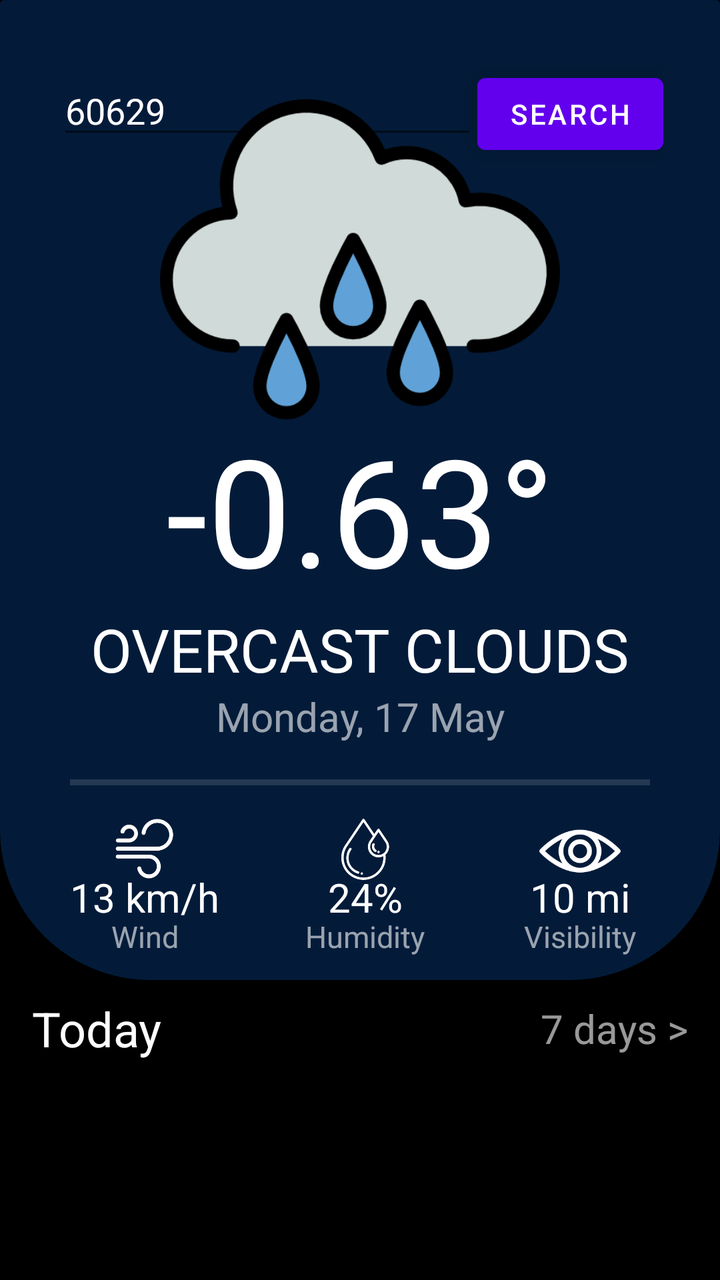
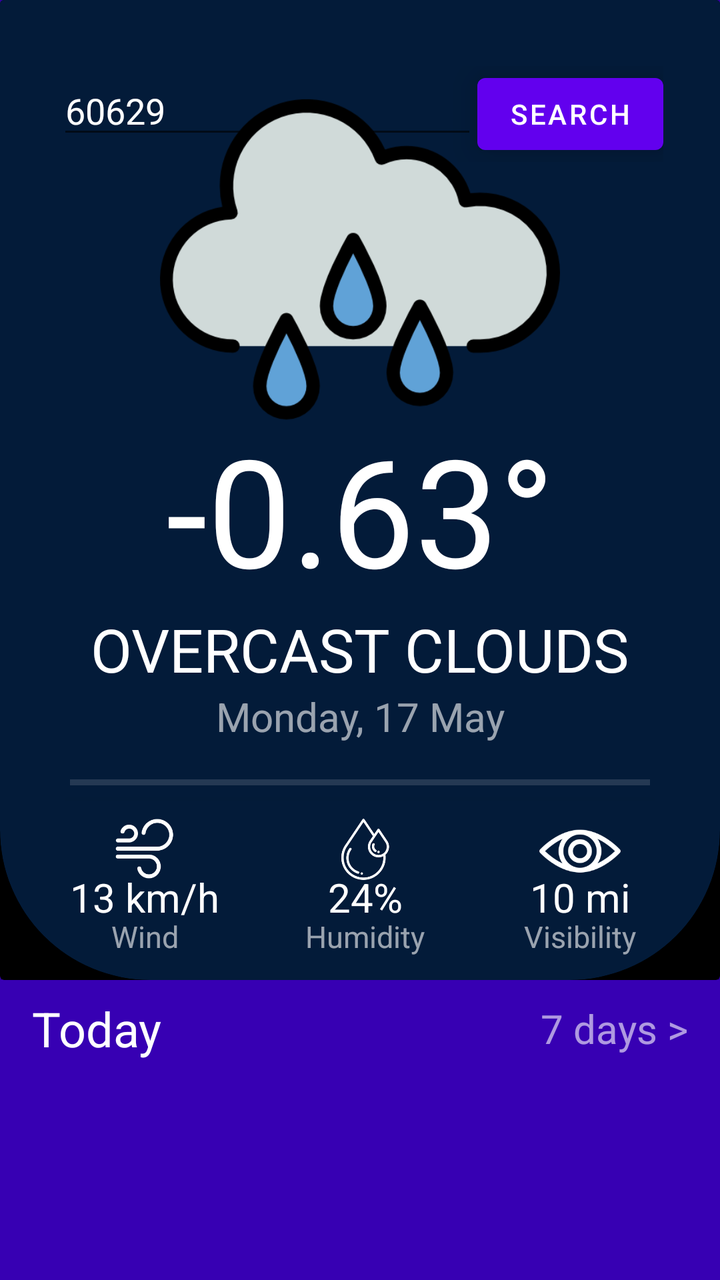

Compare the two renders of this Android layout. The source of the first and the diff that turns it into the second are given below.
<!-- AndroidManifest.xml: application theme Theme.WeatherApp -->
<!-- res/layout/activity_main.xml -->
<?xml version="1.0" encoding="utf-8"?>
<androidx.constraintlayout.widget.ConstraintLayout xmlns:android="http://schemas.android.com/apk/res/android"
    xmlns:app="http://schemas.android.com/apk/res-auto"
    xmlns:tools="http://schemas.android.com/tools"
    android:layout_width="match_parent"
    android:layout_height="match_parent"
    android:background="@color/black"
    tools:context=".MainActivity">


    <androidx.constraintlayout.widget.ConstraintLayout
        android:id="@+id/constraintLayout4"
        android:layout_width="match_parent"
        android:layout_height="match_parent"
        android:layout_marginBottom="150dp"
        android:background="@drawable/rounded_corner"
        app:layout_constraintBottom_toBottomOf="parent"
        app:layout_constraintEnd_toEndOf="parent"
        app:layout_constraintStart_toStartOf="parent"
        app:layout_constraintTop_toTopOf="parent">

        <LinearLayout
            android:id="@+id/linearLayout"
            android:layout_width="wrap_content"
            android:layout_height="wrap_content"
            android:orientation="horizontal"
            android:translationZ="10dp"
            app:layout_constraintBottom_toBottomOf="parent"
            app:layout_constraintEnd_toEndOf="parent"
            app:layout_constraintStart_toStartOf="parent"
            app:layout_constraintTop_toTopOf="parent"
            app:layout_constraintVertical_bias="0.075">

            <EditText
                android:id="@+id/editText_ZipCode"
                android:layout_width="wrap_content"
                android:layout_height="wrap_content"
                android:ems="10"
                android:inputType="numberDecimal"
                android:text="60629"
                android:textColor="@color/font"
                android:translationZ="10dp" />

            <Button
                android:id="@+id/button_search"
                android:layout_width="wrap_content"
                android:layout_height="wrap_content"
                android:text="Search"
                android:translationZ="10dp" />


        </LinearLayout>


        <TextView
            android:id="@+id/textView_cityName"
            android:layout_width="wrap_content"
            android:layout_height="wrap_content"
            android:layout_marginBottom="-10dp"
            android:singleLine="true"
            android:text="New York"
            android:textAlignment="center"
            android:textColor="@color/font"
            android:textSize="30sp"
            android:translationZ="10dp"
            app:layout_constraintBottom_toTopOf="@+id/imageView_weatherIcon"
            app:layout_constraintEnd_toEndOf="parent"
            app:layout_constraintStart_toStartOf="parent"
            app:layout_constraintTop_toBottomOf="@+id/linearLayout"
            app:layout_constraintVertical_bias="1.0" />

        <ImageView
            android:id="@+id/imageView_weatherIcon"
            android:layout_width="200dp"
            android:layout_height="200dp"
            android:layout_marginBottom="-25dp"
            android:contentDescription="TODO"
            android:src="@drawable/icon_rain"
            android:translationZ="10dp"
            app:layout_constraintBottom_toTopOf="@+id/textView_currentTemp"
            app:layout_constraintEnd_toEndOf="parent"
            app:layout_constraintStart_toStartOf="parent"
            app:layout_constraintTop_toTopOf="parent"
            app:layout_constraintVertical_bias="1.0"
            tools:ignore="MissingConstraints" />


        <TextView
            android:id="@+id/textView_currentTemp"
            android:layout_width="wrap_content"
            android:layout_height="wrap_content"
            android:text="-0.63°"
            android:textColor="@color/white"
            android:textSize="75sp"
            android:translationZ="10dp"
            app:layout_constraintBottom_toTopOf="@+id/textView_weatherDescription"
            app:layout_constraintEnd_toEndOf="parent"
            app:layout_constraintStart_toStartOf="parent"
            app:layout_constraintTop_toTopOf="parent"
            app:layout_constraintVertical_bias="1.0" />

        <TextView
            android:id="@+id/textView_weatherDescription"
            android:layout_width="wrap_content"
            android:layout_height="wrap_content"
            android:text="overcast clouds"
            android:textAllCaps="true"
            android:textColor="@color/white"
            android:textSize="30sp"
            android:translationZ="10dp"
            app:layout_constraintBottom_toTopOf="@+id/textView_currentDate"
            app:layout_constraintEnd_toEndOf="parent"
            app:layout_constraintStart_toStartOf="parent" />

        <TextView
            android:id="@+id/textView_currentDate"
            android:layout_width="wrap_content"
            android:layout_height="wrap_content"
            android:text="Monday, 17 May"
            android:textColor="@color/font_alt"
            android:textSize="20sp"
            android:translationZ="10dp"
            app:layout_constraintBottom_toTopOf="@+id/view"
            app:layout_constraintEnd_toEndOf="parent"
            app:layout_constraintStart_toStartOf="parent"
            app:layout_constraintTop_toTopOf="parent"
            app:layout_constraintVertical_bias="0.95" />

        <View
            android:id="@+id/view"
            android:layout_width="match_parent"
            android:layout_height="3dp"
            android:layout_marginHorizontal="35dp"
            android:background="#22ffffff"
            android:translationZ="10dp"
            app:layout_constraintBottom_toBottomOf="parent"
            app:layout_constraintEnd_toEndOf="@+id/cardView"
            app:layout_constraintStart_toStartOf="parent"
            app:layout_constraintTop_toTopOf="parent"
            app:layout_constraintVertical_bias="0.8" />

        <androidx.constraintlayout.widget.ConstraintLayout
            android:id="@+id/constraintLayout"
            android:layout_width="0dp"
            android:layout_height="0dp"
            android:translationZ="10dp"
            app:layout_constraintBottom_toBottomOf="parent"
            app:layout_constraintEnd_toEndOf="@+id/view"
            app:layout_constraintHorizontal_bias="1.0"
            app:layout_constraintStart_toStartOf="@+id/view"
            app:layout_constraintTop_toBottomOf="@+id/view">

            <androidx.constraintlayout.widget.ConstraintLayout
                android:id="@+id/constraintLayout3"
                android:layout_width="wrap_content"
                android:layout_height="0dp"
                android:orientation="vertical"
                app:layout_constraintBottom_toBottomOf="parent"
                app:layout_constraintEnd_toEndOf="parent"
                app:layout_constraintHorizontal_bias="0.0"
                app:layout_constraintStart_toStartOf="parent"
                app:layout_constraintTop_toTopOf="parent">

                <ImageView
                    android:id="@+id/imageView_currentWind"
                    android:layout_width="60dp"
                    android:layout_height="60dp"
                    android:layout_gravity="center_horizontal"
                    android:layout_marginTop="-5dp"
                    android:contentDescription="TODO"
                    android:scaleType="fitXY"
                    android:src="@mipmap/icon_wind_foreground"
                    app:layout_constraintBottom_toBottomOf="parent"
                    app:layout_constraintEnd_toEndOf="parent"
                    app:layout_constraintStart_toStartOf="parent"
                    app:layout_constraintTop_toTopOf="parent"
                    app:layout_constraintVertical_bias="0.15" />

                <TextView
                    android:id="@+id/textView_currentWindSpeed_1"
                    android:layout_width="wrap_content"
                    android:layout_height="wrap_content"
                    android:layout_gravity="center_horizontal"
                    android:text="13 km/h"
                    android:textColor="@color/white"
                    android:textSize="20sp"
                    android:translationZ="20dp"
                    app:layout_constraintBottom_toBottomOf="parent"
                    app:layout_constraintEnd_toEndOf="parent"
                    app:layout_constraintStart_toStartOf="parent"
                    app:layout_constraintTop_toTopOf="parent"
                    app:layout_constraintVertical_bias="0.6" />


                <TextView
                    android:id="@+id/textView_currentWindSpeed_2"
                    android:layout_width="wrap_content"
                    android:layout_height="wrap_content"
                    android:layout_gravity="center_horizontal"
                    android:text="Wind"
                    android:textColor="@color/font_alt"
                    android:textSize="15sp"
                    android:translationZ="20dp"
                    app:layout_constraintBottom_toBottomOf="parent"
                    app:layout_constraintEnd_toEndOf="parent"
                    app:layout_constraintStart_toStartOf="parent"
                    app:layout_constraintTop_toTopOf="parent"
                    app:layout_constraintVertical_bias="0.85" />
            </androidx.constraintlayout.widget.ConstraintLayout>


            <androidx.constraintlayout.widget.ConstraintLayout
                android:layout_width="wrap_content"
                android:layout_height="0dp"
                android:orientation="vertical"
                app:layout_constraintBottom_toBottomOf="parent"
                app:layout_constraintEnd_toStartOf="@+id/constraintLayout2"
                app:layout_constraintStart_toEndOf="@+id/constraintLayout3"
                app:layout_constraintTop_toTopOf="parent">

                <ImageView
                    android:id="@+id/imageView_currentHumidity"
                    android:layout_width="50dp"
                    android:layout_height="50dp"
                    android:layout_gravity="center_horizontal"
                    android:contentDescription="TODO"
                    android:scaleType="fitXY"
                    android:src="@mipmap/icon_humidity_foreground"
                    app:layout_constraintBottom_toBottomOf="parent"
                    app:layout_constraintEnd_toEndOf="parent"
                    app:layout_constraintStart_toStartOf="parent"
                    app:layout_constraintTop_toTopOf="parent"
                    app:layout_constraintVertical_bias="0.15" />

                <TextView
                    android:id="@+id/textView_currentHumidity_1"
                    android:layout_width="wrap_content"
                    android:layout_height="wrap_content"
                    android:layout_gravity="center_horizontal"
                    android:text="24%"
                    android:textColor="@color/white"
                    android:textSize="20sp"
                    android:translationZ="20dp"
                    app:layout_constraintBottom_toBottomOf="parent"
                    app:layout_constraintEnd_toEndOf="parent"
                    app:layout_constraintStart_toStartOf="parent"
                    app:layout_constraintTop_toTopOf="parent"
                    app:layout_constraintVertical_bias="0.6" />


                <TextView
                    android:id="@+id/textView_currentHumidity_2"
                    android:layout_width="wrap_content"
                    android:layout_height="wrap_content"
                    android:layout_gravity="center_horizontal"
                    android:text="Humidity"
                    android:textColor="@color/font_alt"
                    android:textSize="15sp"
                    android:translationZ="20dp"
                    app:layout_constraintBottom_toBottomOf="parent"
                    app:layout_constraintEnd_toEndOf="parent"
                    app:layout_constraintStart_toStartOf="parent"
                    app:layout_constraintTop_toTopOf="parent"
                    app:layout_constraintVertical_bias="0.85" />

            </androidx.constraintlayout.widget.ConstraintLayout>


            <androidx.constraintlayout.widget.ConstraintLayout
                android:id="@+id/constraintLayout2"
                android:layout_width="wrap_content"
                android:layout_height="0dp"
                android:orientation="vertical"
                app:layout_constraintBottom_toBottomOf="parent"
                app:layout_constraintEnd_toEndOf="parent"
                app:layout_constraintHorizontal_bias="1.0"
                app:layout_constraintStart_toStartOf="parent"
                app:layout_constraintTop_toTopOf="parent">

                <ImageView
                    android:id="@+id/imageView_currentVisibility"
                    android:layout_width="70dp"
                    android:layout_height="70dp"
                    android:layout_gravity="center_horizontal"
                    android:layout_marginTop="-8dp"
                    android:layout_weight="1"
                    android:contentDescription="TODO"
                    android:scaleType="fitXY"
                    android:src="@mipmap/icon_visibility_foreground"
                    app:layout_constraintBottom_toBottomOf="parent"
                    app:layout_constraintEnd_toEndOf="parent"
                    app:layout_constraintStart_toStartOf="parent"
                    app:layout_constraintTop_toTopOf="parent"
                    app:layout_constraintVertical_bias="0.15" />

                <TextView
                    android:id="@+id/textView_currentVisibility_1"
                    android:layout_width="wrap_content"
                    android:layout_height="wrap_content"
                    android:layout_gravity="center_horizontal"
                    android:layout_weight="1"
                    android:text="10 mi"
                    android:textColor="@color/white"
                    android:textSize="20sp"
                    android:translationZ="20dp"
                    app:layout_constraintBottom_toBottomOf="parent"
                    app:layout_constraintEnd_toEndOf="parent"
                    app:layout_constraintStart_toStartOf="parent"
                    app:layout_constraintTop_toTopOf="parent"
                    app:layout_constraintVertical_bias="0.6" />


                <TextView
                    android:id="@+id/textView_currentVisibility_2"
                    android:layout_width="wrap_content"
                    android:layout_height="wrap_content"
                    android:layout_gravity="center_horizontal"
                    android:layout_weight="1"
                    android:text="Visibility"
                    android:textColor="@color/font_alt"
                    android:textSize="15sp"
                    android:translationZ="20dp"
                    app:layout_constraintBottom_toBottomOf="parent"
                    app:layout_constraintEnd_toEndOf="parent"
                    app:layout_constraintStart_toStartOf="parent"
                    app:layout_constraintTop_toTopOf="parent"
                    app:layout_constraintVertical_bias="0.85" />

            </androidx.constraintlayout.widget.ConstraintLayout>


        </androidx.constraintlayout.widget.ConstraintLayout>

        <androidx.cardview.widget.CardView
            android:id="@+id/cardView"
            android:layout_width="match_parent"
            android:layout_height="match_parent"
            app:cardBackgroundColor="@color/black"
            app:layout_constraintBottom_toBottomOf="parent"
            app:layout_constraintEnd_toEndOf="parent"
            app:layout_constraintStart_toStartOf="parent"
            app:layout_constraintTop_toTopOf="parent">

            <androidx.cardview.widget.CardView
                android:layout_width="match_parent"
                android:layout_height="match_parent"
                android:layout_marginTop="-75dp"
                app:cardBackgroundColor="@color/dark_blue"
                app:cardCornerRadius="75dp">

                <ImageView
                    android:id="@+id/image_view"
                    android:layout_width="match_parent"
                    android:layout_height="match_parent"
                    android:contentDescription="TODO"
                    android:scaleType="fitXY" />

            </androidx.cardview.widget.CardView>
        </androidx.cardview.widget.CardView>


    </androidx.constraintlayout.widget.ConstraintLayout>

    <androidx.constraintlayout.widget.ConstraintLayout
        android:layout_width="0dp"
        android:layout_height="0dp"
        android:layout_marginStart="16dp"
        android:layout_marginTop="8dp"
        android:layout_marginEnd="16dp"
        app:layout_constraintBottom_toBottomOf="parent"
        app:layout_constraintEnd_toEndOf="parent"
        app:layout_constraintStart_toStartOf="parent"
        app:layout_constraintTop_toBottomOf="@+id/constraintLayout4">

        <TextView
            android:id="@+id/textView_today"
            android:layout_width="wrap_content"
            android:layout_height="wrap_content"
            android:text="Today"
            android:textColor="@color/font"
            android:textSize="24sp"
            android:translationZ="10dp"
            app:layout_constraintStart_toStartOf="parent"
            app:layout_constraintTop_toTopOf="parent" />

        <TextView
            android:id="@+id/textView_sevenDays"
            android:layout_width="wrap_content"
            android:layout_height="wrap_content"
            android:text="7 days >"
            android:textColor="@color/font_alt"
            android:textSize="20sp"
            android:translationZ="10dp"
            app:layout_constraintBottom_toBottomOf="@+id/textView_today"
            app:layout_constraintEnd_toEndOf="parent"
            app:layout_constraintTop_toTopOf="@+id/textView_today" />

        <ListView
            android:id="@+id/listView_hourlyWeather"
            android:layout_width="0dp"
            android:layout_height="0dp"
            android:translationZ="10dp"
            app:layout_constraintBottom_toBottomOf="parent"
            app:layout_constraintEnd_toEndOf="parent"
            app:layout_constraintStart_toStartOf="parent"
            app:layout_constraintTop_toBottomOf="@+id/textView_today" />
    </androidx.constraintlayout.widget.ConstraintLayout>

</androidx.constraintlayout.widget.ConstraintLayout>
<!-- resources referenced by this layout -->
<resources>
  <color name="black">#FF000000</color>
  <color name="dark_blue">#031b39</color>
  <color name="font">#ffffff</color>
  <color name="font_alt">#99ffffff</color>
  <color name="white">#FFFFFFFF</color>
  <!-- drawable icon_rain: png bitmap (drawable, 27035 bytes) -->
  <!-- drawable rounded_corner (drawable) -->
  <?xml version="1.0" encoding="utf-8"?>
  <shape xmlns:android="http://schemas.android.com/apk/res/android">
      <solid android:color="@color/transparent"/>
  
      <corners android:bottomLeftRadius="50dp"
               android:bottomRightRadius="50dp"/>
  
  </shape>
  <!-- mipmap icon_humidity_foreground: png bitmap (mipmap-hdpi, 3598 bytes) -->
  <!-- mipmap icon_visibility_foreground: png bitmap (mipmap-hdpi, 2036 bytes) -->
  <!-- mipmap icon_wind_foreground: png bitmap (mipmap-hdpi, 2291 bytes) -->
  <style name="Theme.WeatherApp" parent="Theme.MaterialComponents.DayNight.NoActionBar">
          
          <item name="colorPrimary">@color/purple_500</item>
          <item name="colorPrimaryVariant">@color/purple_700</item>
          <item name="colorOnPrimary">@color/white</item>
          
          <item name="colorSecondary">@color/teal_200</item>
          <item name="colorSecondaryVariant">@color/teal_700</item>
          <item name="colorOnSecondary">@color/black</item>
          
          <item name="android:statusBarColor" tools:targetApi="l">@color/transparent</item>
          
  
      </style>
  <color name="transparent">#00000000</color>
  <color name="purple_500">#FF6200EE</color>
  <color name="purple_700">#FF3700B3</color>
  <color name="teal_200">#FF03DAC5</color>
  <color name="teal_700">#FF018786</color>
</resources>

<!-- the commit's change to res/layout/activity_main.xml (unified diff, before → after) -->
@@ -4,7 +4,7 @@
     xmlns:tools="http://schemas.android.com/tools"
     android:layout_width="match_parent"
     android:layout_height="match_parent"
-    android:background="@color/black"
+    android:background="@color/purple_700"
     tools:context=".MainActivity">
 
 
@@ -395,7 +395,7 @@
             app:layout_constraintEnd_toEndOf="parent"
             app:layout_constraintTop_toTopOf="@+id/textView_today" />
 
-        <ListView
+        <androidx.recyclerview.widget.RecyclerView
             android:id="@+id/listView_hourlyWeather"
             android:layout_width="0dp"
             android:layout_height="0dp"
@@ -403,7 +403,10 @@
             app:layout_constraintBottom_toBottomOf="parent"
             app:layout_constraintEnd_toEndOf="parent"
             app:layout_constraintStart_toStartOf="parent"
+            android:orientation="vertical"
+            app:layoutManager="androidx.recyclerview.widget.LinearLayoutManager"
             app:layout_constraintTop_toBottomOf="@+id/textView_today" />
+
     </androidx.constraintlayout.widget.ConstraintLayout>
 
 </androidx.constraintlayout.widget.ConstraintLayout>
